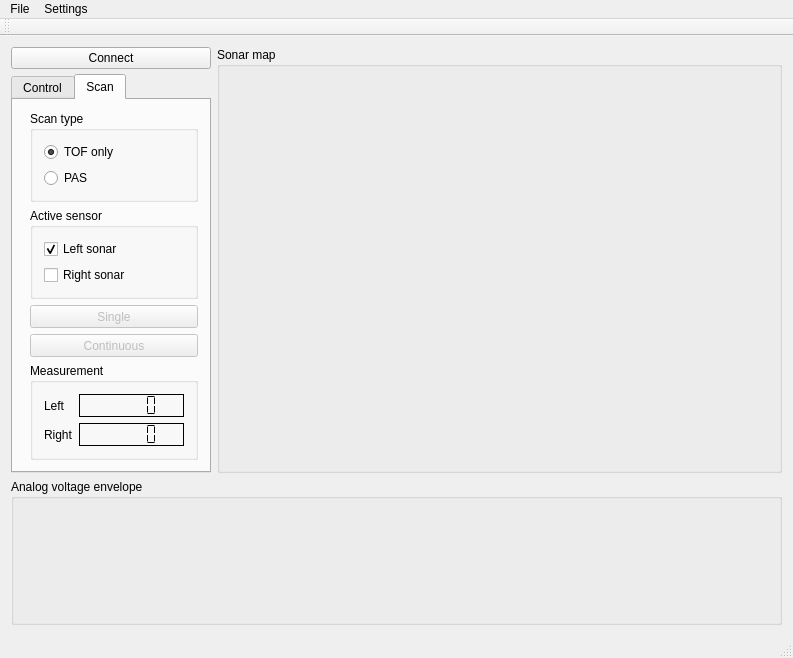
The window that mainwindow.ui (mfrydrysiak/PAS_triangulation_sonar) describes before a commit, drawn with Qt 5.
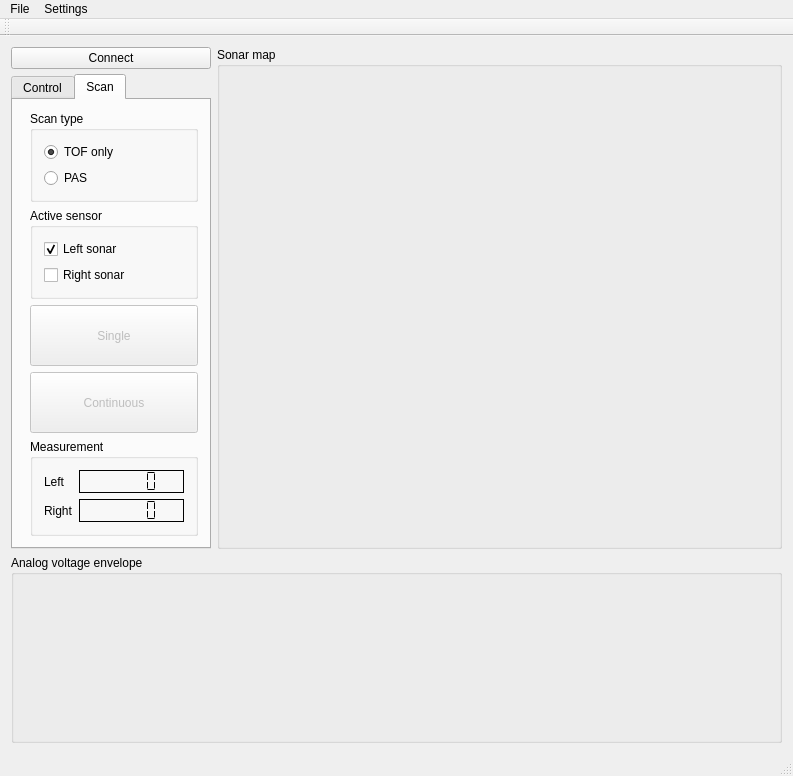
The same window after the commit. Custom widgets are drawn as their Qt base class.

```diff
--- a/mainwindow.ui
+++ b/mainwindow.ui
@@ -7,7 +7,7 @@
     <x>0</x>
     <y>0</y>
     <width>793</width>
-    <height>658</height>
+    <height>776</height>
    </rect>
   </property>
   <property name="windowTitle">
```
Left out of the diff: 32 changed lines with no effect on the pictures.
